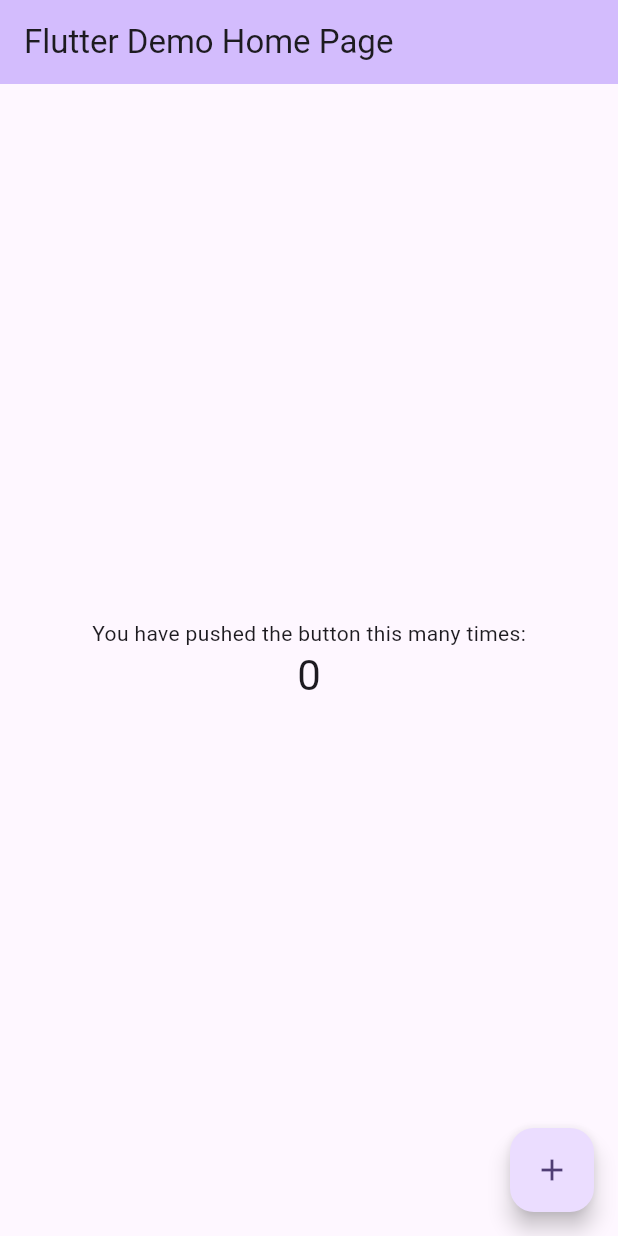
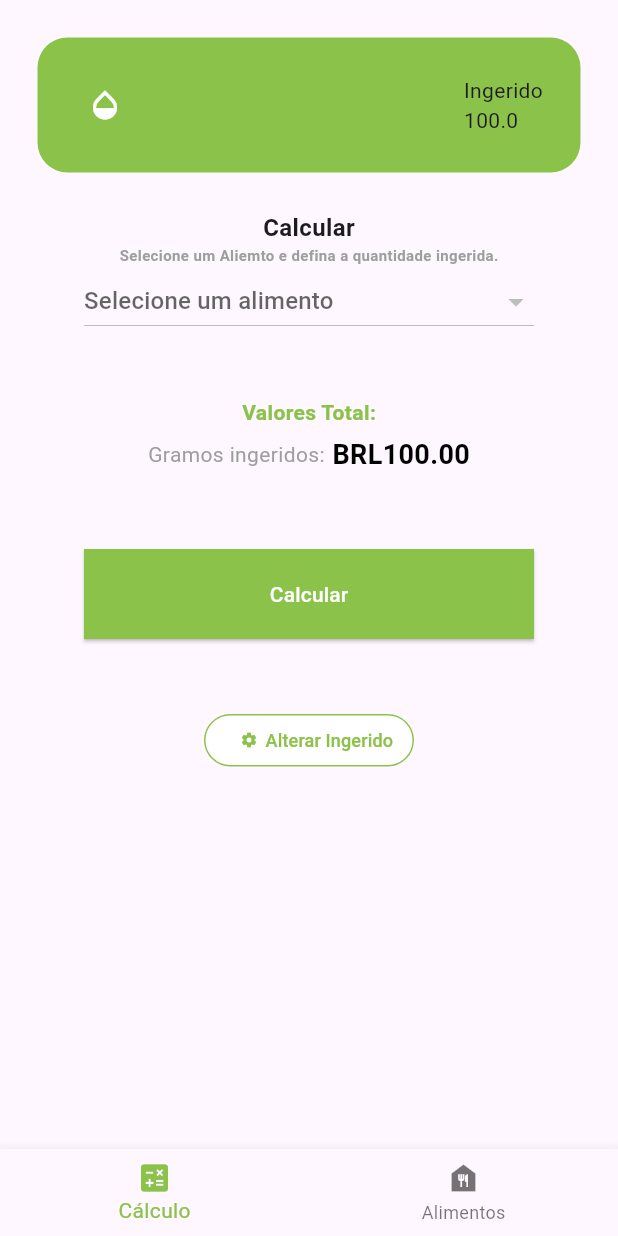
Before and after one commit to LetoBad/ProjetoFinalFlutter, a Flutter app: the screen it shows after launch, on a phone screen of 412 x 824 dp. Run offline on Flutter 3.47's test engine with Material 3 defaults, Android fonts, the phone set to English and light mode, and no system bars; our stand-ins replace sqflite; accounts and stored records are empty.

Commit message:
commit com erros

```diff
--- /dev/null
+++ b/fitapp/lib/Calculadora.dart
@@ -0,0 +1,301 @@
+import 'package:fitapp/Alimentos.dart';
+import 'package:flutter/material.dart';
+
+class Calculadora extends StatefulWidget {
+  final List<Alimentos> alimentos;
+
+  const Calculadora({
+    super.key,
+    required this.alimentos,
+  });
+
+  @override
+  State<Calculadora> createState() => _CalcScreenState();
+}
+
+class _CalcScreenState extends State<Calculadora> {
+  String? _alimentoSelecionado;
+  double _gramosing = 100;
+  double _caltotal = 0;
+  double _prototal = 0;
+  double _carbtotal = 0;
+  double _gortotal = 0;
+
+  final TextEditingController _ingeridoController = TextEditingController();
+
+  @override
+  void initState() {
+    super.initState();
+    _ingeridoController.text = _gramosing.toString();
+  }
+
+  void openModal(BuildContext scaffoldContext) {
+    showModalBottomSheet(
+        context: context,
+        isScrollControlled: true,
+        shape: const RoundedRectangleBorder(
+          borderRadius: BorderRadius.vertical(
+            top: Radius.circular(0),
+          ),
+        ),
+        builder: (BuildContext context) {
+          return SizedBox(
+            width: MediaQuery.of(context).size.width,
+            height: MediaQuery.of(context).size.height,
+            child: Stack(
+              children: [
+                Positioned(
+                  top: 16,
+                  left: 16,
+                  child: IconButton(
+                    onPressed: () {
+                      Navigator.pop(context);
+                    },
+                    icon: const Icon(Icons.close),
+                  ),
+                ),
+                Padding(
+                  padding: const EdgeInsets.all(40),
+                  child: Column(
+                    children: [
+                      const SizedBox(height: 40),
+                      const Text("Defina os gramos ingeridos"),
+                      const SizedBox(height: 40),
+                      // gramos ingeridos
+                      Row(
+                        mainAxisAlignment: MainAxisAlignment.center,
+                        children: [
+                          const Text("Gramos (Gr\$)"),
+                          const SizedBox(width: 35),
+                          SizedBox(
+                            width: 100,
+                            height: 80,
+                            child: TextField(
+                              style: const TextStyle(fontSize: 35),
+                              controller: _ingeridoController,
+                              keyboardType: TextInputType.number,
+                            ),
+                          ),
+                        ],
+                      ),
+                      const SizedBox(height: 20),
+                      const SizedBox(height: 150),
+                      SizedBox(
+                        width: 300,
+                        height: 50,
+                        child: ElevatedButton(
+                          style: ElevatedButton.styleFrom(
+                            backgroundColor: Colors.lightGreen,
+                            minimumSize: const Size(200, 50),
+                          ),
+                          onPressed: () {
+                            setState(() {
+                              _gramosing =
+                                  double.parse(_ingeridoController.text);
+                            });
+                            Navigator.pop(context); // Fechar modal
+                          },
+                          child: const Text("Confirmar",
+                              style: TextStyle(color: Colors.white)),
+                        ),
+                      )
+                    ],
+                  ),
+                ),
+              ],
+            ),
+          );
+        });
+  }
+
+  //METODO PARA CALCULAR
+  void calcularCusto() {
+    if (_alimentoSelecionado != null) {
+      Alimentos alimentos = widget.alimentos
+          .firstWhere((ali) => ali.nome == _alimentoSelecionado);
+
+      //Calcular o valor nutricional por gramo
+      double quantcal = alimentos.calorias / 100;
+      double quantpro = alimentos.proteinas / 100;
+      double quantcar = alimentos.carbo / 100;
+      double quantgor = alimentos.gordura / 100;
+
+      //Calcula o total dos valores por as gramas ingeridas
+      setState(() {
+        _caltotal = quantcal * _gramosing;
+        _prototal = quantpro * _gramosing;
+        _carbtotal = quantcar * _gramosing;
+        _gortotal = quantgor * _gramosing;
+      });
+    }
+  }
+
+  @override
+  Widget build(BuildContext context) {
+    return Scaffold(
+      body: Column(
+        children: [
+          // Container com as variáveis
+          Container(
+            margin: const EdgeInsets.fromLTRB(25, 25, 25, 25),
+            decoration: BoxDecoration(
+              color: Colors.lightGreen,
+              borderRadius: BorderRadius.circular(20.0),
+            ),
+            child: Padding(
+              padding: const EdgeInsets.all(25.0),
+              child: Row(
+                mainAxisAlignment: MainAxisAlignment.spaceBetween,
+                children: [
+                  const CircleAvatar(
+                    backgroundColor: Colors.lightGreen,
+                    child: Icon(
+                      Icons.opacity,
+                      color: Colors.white,
+                    ),
+                  ),
+                  Column(
+                    crossAxisAlignment: CrossAxisAlignment.start,
+                    children: [
+                      const Text("Ingerido"),
+                      // valor atualizado do ingerido
+                      Text(_gramosing.toString()),
+                    ],
+                  ),
+                ],
+              ),
+            ),
+          ),
+          // Container de 'Calcular' com dropdown
+          Column(
+            crossAxisAlignment: CrossAxisAlignment.center,
+            children: [
+              const Text(
+                "Calcular",
+                style: TextStyle(fontWeight: FontWeight.bold, fontSize: 16),
+              ),
+              const Text(
+                "Selecione um Aliemto e defina a quantidade ingerida.",
+                style: TextStyle(
+                  fontWeight: FontWeight.bold,
+                  fontSize: 10,
+                  color: Colors.grey,
+                ),
+              ),
+              SizedBox(
+                width: 300,
+                child: DropdownButton<String>(
+                  isExpanded: true,
+                  hint: const Text("Selecione um alimento"),
+                  value: _alimentoSelecionado,
+                  items: widget.alimentos.map((Alimentos alimentos) {
+                    return DropdownMenuItem<String>(
+                      value: alimentos.nome,
+                      child: Text(alimentos.nome),
+                    );
+                  }).toList(),
+                  onChanged: (String? novoAlimento) {
+                    setState(() {
+                      _alimentoSelecionado = novoAlimento;
+                    });
+                  },
+                ),
+              ),
+            ],
+          ),
+          const SizedBox(height: 20),
+          Center(
+            child: Padding(
+              padding: const EdgeInsets.only(top: 20, left: 0),
+              child: Column(
+                crossAxisAlignment: CrossAxisAlignment.center,
+                children: [
+                  Row(
+                    mainAxisAlignment: MainAxisAlignment.center,
+                    children: const [
+                      Text(
+                        "Valores Total:",
+                        style: TextStyle(
+                          color: Colors.lightGreen,
+                          fontWeight: FontWeight.bold,
+                        ),
+                      ),
+                    ],
+                  ),
+                  const SizedBox(height: 5),
+                  Row(
+                    mainAxisAlignment: MainAxisAlignment.center,
+                    children: [
+                      const Text(
+                        "Gramos ingeridos:",
+                        style: TextStyle(color: Colors.grey),
+                      ),
+                      const SizedBox(width: 5),
+                      Text(
+                        "BRL${_gramosing.toStringAsFixed(2)}",
+                        style: const TextStyle(
+                          color: Colors.black,
+                          fontWeight: FontWeight.bold,
+                          fontSize: 18,
+                        ),
+                      ),
+                    ],
+                  ),
+                ],
+              ),
+            ),
+          ),
+          const SizedBox(height: 50),
+          ElevatedButton(
+            style: ElevatedButton.styleFrom(
+              minimumSize: const Size(300, 60),
+              backgroundColor: Colors.lightGreen,
+              shape: RoundedRectangleBorder(
+                borderRadius: BorderRadius.circular(0),
+              ),
+            ),
+            onPressed: () {
+              calcularCusto();
+            },
+            child: const Text(
+              "Calcular",
+              style: TextStyle(
+                color: Colors.white,
+              ),
+            ),
+          ),
+          Container(
+            margin: const EdgeInsets.only(top: 50, left: 0),
+            width: 140,
+            height: 35,
+            child: ElevatedButton(
+              style: ElevatedButton.styleFrom(
+                elevation: 0,
+                side: const BorderSide(color: Colors.lightGreen, width: 1.0),
+                backgroundColor: const Color.fromARGB(255, 255, 255, 255),
+              ),
+              onPressed: () {
+                openModal(context);
+              },
+              child: const Row(
+                mainAxisAlignment: MainAxisAlignment.center,
+                children: [
+                  Icon(
+                    Icons.settings,
+                    color: Colors.lightGreen,
+                    size: 12,
+                  ),
+                  SizedBox(width: 5),
+                  Text(
+                    "Alterar Ingerido",
+                    style: TextStyle(fontSize: 12, color: Colors.lightGreen),
+                  )
+                ],
+              ),
+            ),
+          ),
+        ],
+      ),
+    );
+  }
+}
--- /dev/null
+++ b/fitapp/lib/Telainicial.dart
@@ -0,0 +1,89 @@
+import 'package:fitapp/Alimentos.dart';
+import 'package:fitapp/AlimentosDao.dart';
+import 'package:fitapp/Calculadora.dart';
+import 'package:fitapp/ListaAlimentos.dart';
+import 'package:flutter/material.dart';
+
+class Telainicial extends StatefulWidget {
+  const Telainicial({super.key});
+
+  @override
+  State<Telainicial> createState() => _TelainicialState();
+}
+
+class _TelainicialState extends State<Telainicial> {
+  int _indexSelecionado = 0;
+
+  final AlimentosDao _alimentosDao = AlimentosDao();
+  List<Alimentos> _Alimentos = [];
+
+  @override
+  void initState() {
+    super.initState();
+    _loadData(); // Cargar datos de la base de datos
+  }
+
+  void _loadData() async {
+    _Alimentos = await _alimentosDao.selectAlimento(); // Recuperar Alimentos
+    setState(() {});
+  }
+
+  void _delAlimentos(int index) async {
+    await _alimentosDao
+        .deleteAlimento(_Alimentos[index]); // Eliminar de la base de datos
+    setState(() {
+      _Alimentos.removeAt(index);
+    });
+  }
+
+  void _insAlimentos(Alimentos newAlimentos) async {
+    await _alimentosDao
+        .insertAlimentos(newAlimentos); // Insertar en la base de datos
+    setState(() {
+      _Alimentos.add(newAlimentos);
+    });
+  }
+
+  @override
+  Widget build(BuildContext context) {
+    final List<Widget> widgetOptions = <Widget>[
+      Calculadora(
+        alimentos: _Alimentos,
+      ),
+      ListaAlimentos(
+        alimentos: _Alimentos,
+        onRemove: _delAlimentos,
+        onInsert: _insAlimentos,
+      ),
+    ];
+
+    return Scaffold(
+      body: Center(
+        child: widgetOptions[_indexSelecionado],
+      ),
+      bottomNavigationBar: BottomNavigationBar(
+        items: const <BottomNavigationBarItem>[
+          BottomNavigationBarItem(
+            icon: Icon(Icons.calculate),
+            label: 'Cálculo',
+          ),
+          BottomNavigationBarItem(
+            icon: Icon(Icons.food_bank),
+            label: 'Alimentos',
+          ),
+          /*BottomNavigationBarItem(
+            icon: Icon(Icons.pin_drop),
+            label: 'Destinos',
+          ),*/
+        ],
+        currentIndex: _indexSelecionado,
+        selectedItemColor: Colors.lightGreen,
+        onTap: (index) {
+          setState(() {
+            _indexSelecionado = index;
+          });
+        },
+      ),
+    );
+  }
+}
--- a/fitapp/lib/main.dart
+++ b/fitapp/lib/main.dart
@@ -1,125 +1,23 @@
+import 'package:fitapp/Telainicial.dart';
 import 'package:flutter/material.dart';
 
 void main() {
   runApp(const MyApp());
 }
 
-class MyApp extends StatelessWidget {
+class MyApp extends StatefulWidget {
   const MyApp({super.key});
 
-  // This widget is the root of your application.
+  @override
+  State<MyApp> createState() => _MyAppState();
+}
+
+class _MyAppState extends State<MyApp> {
   @override
   Widget build(BuildContext context) {
-    return MaterialApp(
-      title: 'Flutter Demo',
-      theme: ThemeData(
-        // This is the theme of your application.
-        //
-        // TRY THIS: Try running your application with "flutter run". You'll see
-        // the application has a purple toolbar. Then, without quitting the app,
-        // try changing the seedColor in the colorScheme below to Colors.green
-        // and then invoke "hot reload" (save your changes or press the "hot
-        // reload" button in a Flutter-supported IDE, or press "r" if you used
-        // the command line to start the app).
-        //
-        // Notice that the counter didn't reset back to zero; the application
-        // state is not lost during the reload. To reset the state, use hot
-        // restart instead.
-        //
-        // This works for code too, not just values: Most code changes can be
-        // tested with just a hot reload.
-        colorScheme: ColorScheme.fromSeed(seedColor: Colors.deepPurple),
-        useMaterial3: true,
-      ),
-      home: const MyHomePage(title: 'Flutter Demo Home Page'),
+    return const MaterialApp(
+      debugShowCheckedModeBanner: false,
+      home: Telainicial(),
     );
   }
 }
-
-class MyHomePage extends StatefulWidget {
-  const MyHomePage({super.key, required this.title});
-
-  // This widget is the home page of your application. It is stateful, meaning
-  // that it has a State object (defined below) that contains fields that affect
-  // how it looks.
-
-  // This class is the configuration for the state. It holds the values (in this
-  // case the title) provided by the parent (in this case the App widget) and
-  // used by the build method of the State. Fields in a Widget subclass are
-  // always marked "final".
-
-  final String title;
-
-  @override
-  State<MyHomePage> createState() => _MyHomePageState();
-}
-
-class _MyHomePageState extends State<MyHomePage> {
-  int _counter = 0;
-
-  void _incrementCounter() {
-    setState(() {
-      // This call to setState tells the Flutter framework that something has
-      // changed in this State, which causes it to rerun the build method below
-      // so that the display can reflect the updated values. If we changed
-      // _counter without calling setState(), then the build method would not be
-      // called again, and so nothing would appear to happen.
-      _counter++;
-    });
-  }
-
-  @override
-  Widget build(BuildContext context) {
-    // This method is rerun every time setState is called, for instance as done
-    // by the _incrementCounter method above.
-    //
-    // The Flutter framework has been optimized to make rerunning build methods
-    // fast, so that you can just rebuild anything that needs updating rather
-    // than having to individually change instances of widgets.
-    return Scaffold(
-      appBar: AppBar(
-        // TRY THIS: Try changing the color here to a specific color (to
-        // Colors.amber, perhaps?) and trigger a hot reload to see the AppBar
-        // change color while the other colors stay the same.
-        backgroundColor: Theme.of(context).colorScheme.inversePrimary,
-        // Here we take the value from the MyHomePage object that was created by
-        // the App.build method, and use it to set our appbar title.
-        title: Text(widget.title),
-      ),
-      body: Center(
-        // Center is a layout widget. It takes a single child and positions it
-        // in the middle of the parent.
-        child: Column(
-          // Column is also a layout widget. It takes a list of children and
-          // arranges them vertically. By default, it sizes itself to fit its
-          // children horizontally, and tries to be as tall as its parent.
-          //
-          // Column has various properties to control how it sizes itself and
-          // how it positions its children. Here we use mainAxisAlignment to
-          // center the children vertically; the main axis here is the vertical
-          // axis because Columns are vertical (the cross axis would be
-          // horizontal).
-          //
-          // TRY THIS: Invoke "debug painting" (choose the "Toggle Debug Paint"
-          // action in the IDE, or press "p" in the console), to see the
-          // wireframe for each widget.
-          mainAxisAlignment: MainAxisAlignment.center,
-          children: <Widget>[
-            const Text(
-              'You have pushed the button this many times:',
-            ),
-            Text(
-              '$_counter',
-              style: Theme.of(context).textTheme.headlineMedium,
-            ),
-          ],
-        ),
-      ),
-      floatingActionButton: FloatingActionButton(
-        onPressed: _incrementCounter,
-        tooltip: 'Increment',
-        child: const Icon(Icons.add),
-      ), // This trailing comma makes auto-formatting nicer for build methods.
-    );
-  }
-}
```
Also changed, not shown: fitapp/lib/ListaAlimentos.dart (+31 -19 lines), fitapp/lib/Listinha.dart (+13 -1 lines).
